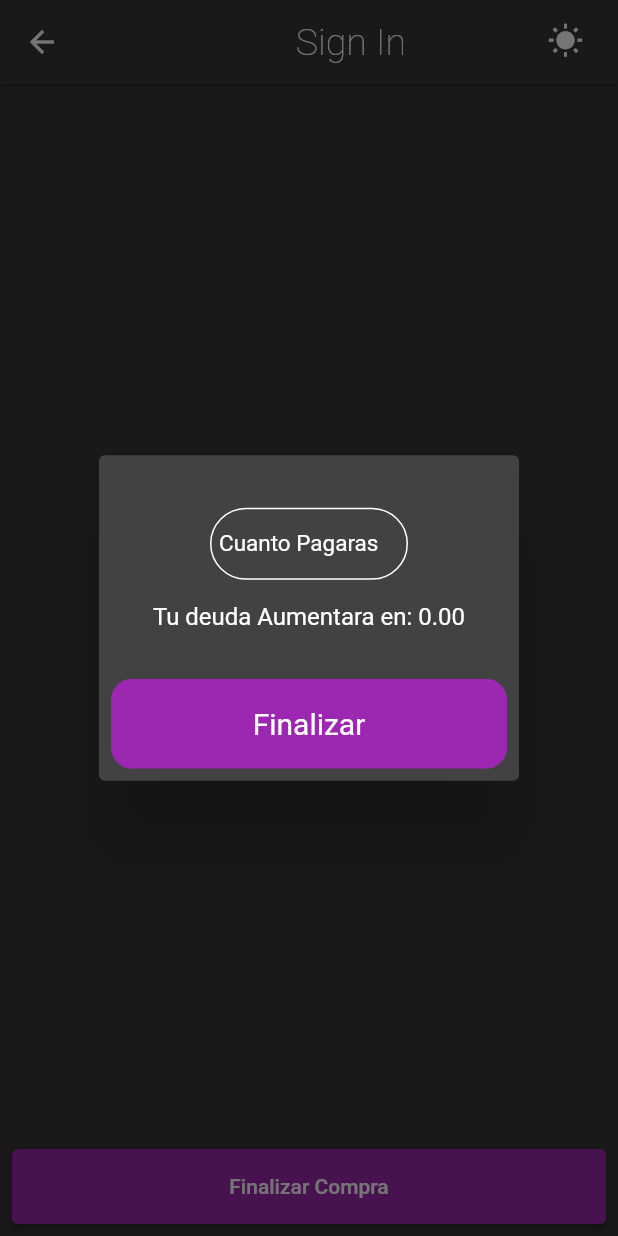
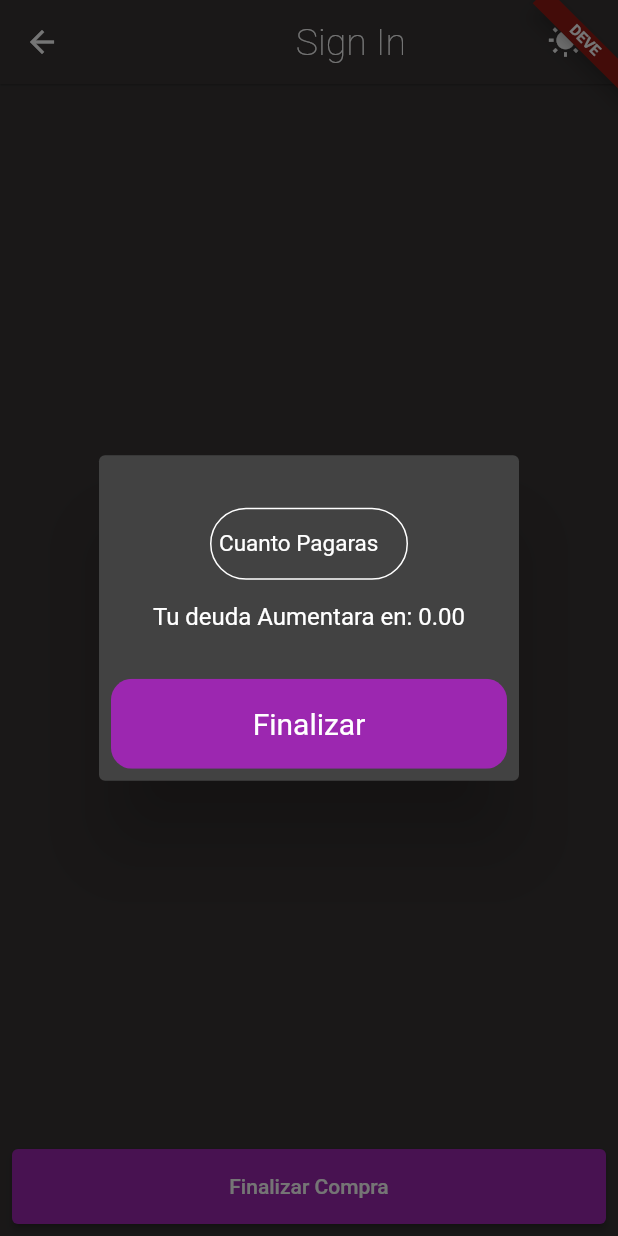
Before and after one commit to reitmas32/unicapp, a Flutter app: the CartPage screen opened by its route, after a tap on "Finalizar Compra", on a phone screen of 412 x 824 dp. Run offline on Flutter 3.47's test engine with Material 2 defaults, Android fonts, the phone set to English and light mode, and no system bars; our stand-ins replace eva_icons_flutter, flutter_dotenv, flutter_riverpod, flutter_secure_storage, go_router, google_fonts and 1 more; missing offline and left inert: flutter_loading_animation_kit, icon_animated; accounts and stored records are empty; network calls fail.

Commit message:
feat: create CustomDebugBanner

```diff
--- /dev/null
+++ b/lib/ui/common/atoms/custom_debug_banner.dart
@@ -0,0 +1,46 @@
+import 'package:flutter/material.dart';
+import 'package:google_fonts/google_fonts.dart';
+import 'package:unicapp/shared/config/envs.dart';
+
+class CustomDebugBanner extends StatelessWidget {
+  const CustomDebugBanner({
+    super.key,
+    required this.child,
+  });
+
+  final Widget child;
+
+  @override
+  Widget build(BuildContext context) {
+    return ENVS.environment != 'production'
+        ? Stack(
+            children: [
+              child,
+              Positioned(
+                right: -20,
+                top: 20,
+                child: Transform.rotate(
+                  angle: (3.14 / 180) * 45,
+                  child: Material(
+                    elevation: 5.0,
+                    child: Container(
+                      color: const Color.fromARGB(255, 146, 27, 19),
+                      padding: const EdgeInsets.symmetric(
+                          horizontal: 30, vertical: 1),
+                      child: Text(
+                        ENVS.environment.toUpperCase().substring(0, 4),
+                        style: GoogleFonts.roboto(
+                          fontSize: 10,
+                          fontWeight: FontWeight.bold,
+                          color: Colors.white,
+                        ),
+                      ),
+                    ),
+                  ),
+                ),
+              ),
+            ],
+          )
+        : child;
+  }
+}
--- a/lib/ui/yonesto.dart
+++ b/lib/ui/yonesto.dart
@@ -2,6 +2,7 @@ import 'package:flutter/material.dart';
 import 'package:flutter_riverpod/flutter_riverpod.dart';
 import 'package:go_router/go_router.dart';
 import 'package:unicapp/apps/yonesto/providers/providers.dart';
+import 'package:unicapp/ui/common/atoms/custom_debug_banner.dart';
 import 'package:unicapp/ui/pages/cart.dart';
 import 'package:unicapp/ui/pages/error.dart';
 import 'package:unicapp/ui/pages/home.dart';
@@ -34,24 +35,25 @@ class _YonestoState extends ConsumerState<Yonesto> {
     routes: [
       GoRoute(
         path: "/",
-        builder: (context, state) => const SingInPage(),
+        builder: (context, state) =>
+            const CustomDebugBanner(child: SingInPage()),
       ),
       GoRoute(
         path: "/home",
-        builder: (context, state) => const HomePage(),
+        builder: (context, state) => const CustomDebugBanner(child: HomePage()),
         pageBuilder: (context, state) => buildPageWithDefaultTransition<void>(
           context: context,
           state: state,
-          child: const HomePage(),
+          child: const CustomDebugBanner(child: HomePage()),
         ),
       ),
       GoRoute(
         path: "/cart",
-        builder: (context, state) => const CartPage(),
+        builder: (context, state) => const CustomDebugBanner(child: CartPage()),
         pageBuilder: (context, state) => buildPageWithDefaultTransition<void>(
           context: context,
           state: state,
-          child: const CartPage(),
+          child: const CustomDebugBanner(child: CartPage()),
         ),
       ),
     ],
```
